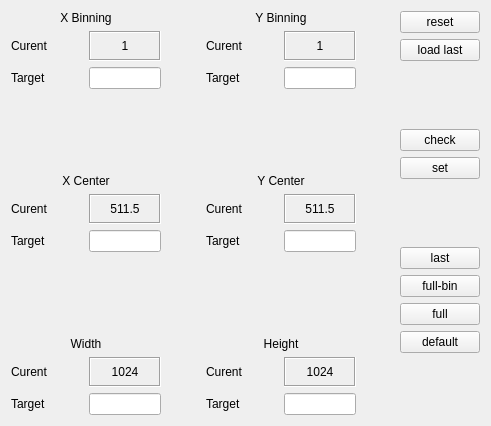
Above: gui/widgets/roi/roi.ui from magao-x/MagAOX before the change. Below: the same form after it.
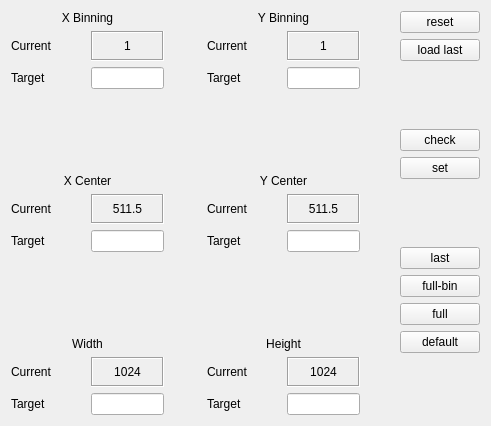
That is the form after the change. Icons and pictures are not drawn. Custom widgets are drawn as their Qt base class.

Commit message: nobody asked but there was a typo in the ROI GUI

What changed in the file:
```diff
--- a/gui/widgets/roi/roi.ui
+++ b/gui/widgets/roi/roi.ui
@@ -223,7 +223,7 @@
            <item row="0" column="0">
             <widget class="QLabel" name="lab_bin_x_curr">
              <property name="text">
-              <string>Curent</string>
+              <string>Current</string>
              </property>
             </widget>
            </item>
@@ -302,7 +302,7 @@
            <item row="0" column="0">
             <widget class="QLabel" name="lab_bin_y_curr">
              <property name="text">
-              <string>Curent</string>
+              <string>Current</string>
              </property>
             </widget>
            </item>
@@ -392,7 +392,7 @@
            <item row="0" column="0">
             <widget class="QLabel" name="lab_center_x_curr">
              <property name="text">
-              <string>Curent</string>
+              <string>Current</string>
              </property>
             </widget>
            </item>
@@ -478,7 +478,7 @@
            <item row="0" column="0">
             <widget class="QLabel" name="lab_center_y_curr">
              <property name="text">
-              <string>Curent</string>
+              <string>Current</string>
              </property>
             </widget>
            </item>
@@ -568,7 +568,7 @@
            <item row="0" column="0">
             <widget class="QLabel" name="lab_width_curr">
              <property name="text">
-              <string>Curent</string>
+              <string>Current</string>
              </property>
             </widget>
            </item>
@@ -654,7 +654,7 @@
            <item row="0" column="0">
             <widget class="QLabel" name="lab_height_curr">
              <property name="text">
-              <string>Curent</string>
+              <string>Current</string>
              </property>
             </widget>
            </item>
```
